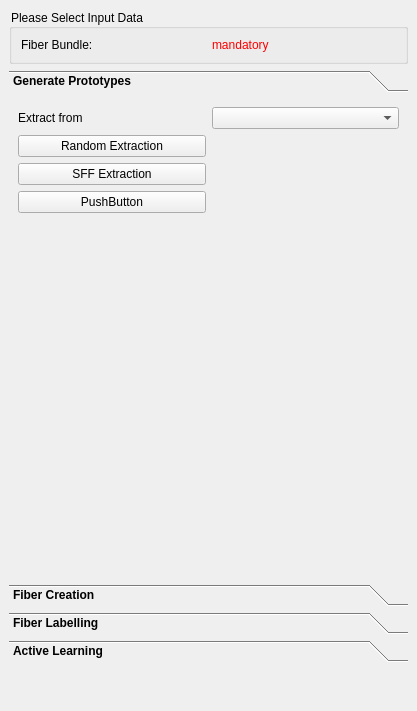
This is Plugins/org.mitk.gui.qt.diffusionimaging.fiberprocessing/src/internal/QmitkInteractiveFiberDissectionViewControls.ui in MIC-DKFZ/MITK-Diffusion as Qt 5 draws it before an edit. The edited form follows.
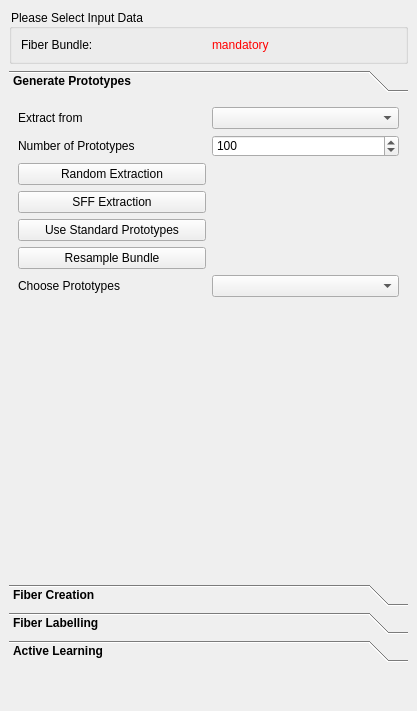
This is the edited form. Icons and pictures are not drawn. Custom widgets are drawn as their Qt base class.

Diff of the .ui file:
```diff
--- a/Plugins/org.mitk.gui.qt.diffusionimaging.fiberprocessing/src/internal/QmitkInteractiveFiberDissectionViewControls.ui
+++ b/Plugins/org.mitk.gui.qt.diffusionimaging.fiberprocessing/src/internal/QmitkInteractiveFiberDissectionViewControls.ui
@@ -69,31 +69,61 @@
          </property>
         </widget>
        </item>
+       <item row="0" column="1">
+        <widget class="QmitkDataStorageComboBox" name="m_BundleBox"/>
+       </item>
+       <item row="6" column="1">
+        <widget class="QmitkDataStorageComboBox" name="m_BundleBox_2"/>
+       </item>
        <item row="2" column="0">
-        <widget class="QPushButton" name="pushButton_3">
-         <property name="text">
-          <string>SFF Extraction</string>
-         </property>
-        </widget>
-       </item>
-       <item row="3" column="0">
-        <widget class="QPushButton" name="pushButton_2">
-         <property name="text">
-          <string>PushButton</string>
-         </property>
-        </widget>
-       </item>
-       <item row="1" column="0">
         <widget class="QPushButton" name="m_random">
          <property name="text">
           <string>Random Extraction</string>
          </property>
         </widget>
        </item>
-       <item row="0" column="1">
-        <widget class="QmitkDataStorageComboBox" name="m_NetworkBox"/>
+       <item row="1" column="1">
+        <widget class="QSpinBox" name="m_NumRandomFibers_2">
+         <property name="minimum">
+          <number>10</number>
+         </property>
+         <property name="maximum">
+          <number>200</number>
+         </property>
+         <property name="value">
+          <number>100</number>
+         </property>
+        </widget>
+       </item>
+       <item row="1" column="0">
+        <widget class="QLabel" name="inputImageOneLabel_3">
+         <property name="text">
+          <string>Number of Prototypes</string>
+         </property>
+        </widget>
+       </item>
+       <item row="3" column="0">
+        <widget class="QPushButton" name="pushButton_3">
+         <property name="text">
+          <string>SFF Extraction</string>
+         </property>
+        </widget>
        </item>
        <item row="4" column="0">
+        <widget class="QPushButton" name="pushButton">
+         <property name="text">
+          <string>Use Standard Prototypes</string>
+         </property>
+        </widget>
+       </item>
+       <item row="6" column="0">
+        <widget class="QLabel" name="inputImageOneLabel_2">
+         <property name="text">
+          <string>Choose Prototypes</string>
+         </property>
+        </widget>
+       </item>
+       <item row="7" column="0">
         <spacer name="verticalSpacer_5">
          <property name="orientation">
           <enum>Qt::Vertical</enum>
@@ -106,6 +136,13 @@
          </property>
         </spacer>
        </item>
+       <item row="5" column="0">
+        <widget class="QPushButton" name="pushButton_2">
+         <property name="text">
+          <string>Resample Bundle</string>
+         </property>
+        </widget>
+       </item>
       </layout>
      </widget>
      <widget class="QWidget" name="page_3">
```
Left out of the diff: 90 changed lines with no effect on the pictures.
